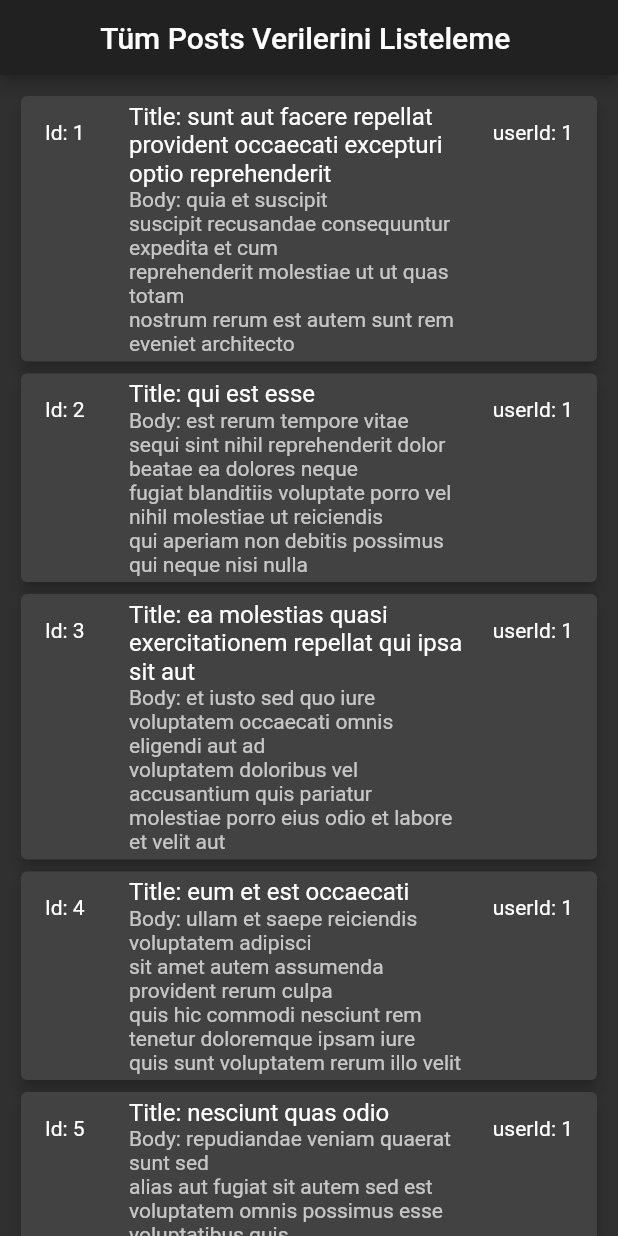
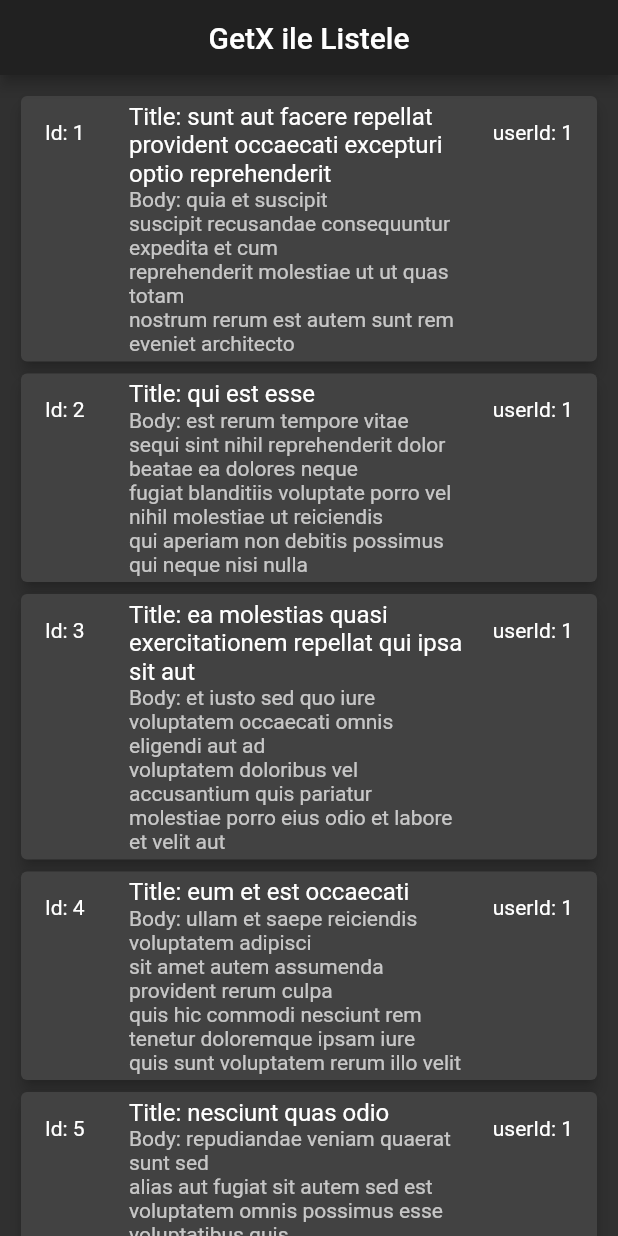
Before and after one commit to ahmetkah/flutter_json_local_tutorials, a Flutter app: the screen it shows after launch, on a phone screen of 412 x 824 dp. Run offline on Flutter 3.47's test engine with Material 2 defaults, Android fonts, the phone set to English and light mode, and no system bars; our stand-ins replace get.

Commit message:
first commit

```diff
--- /dev/null
+++ b/analysis_options.yaml
@@ -0,0 +1 @@
+include: package:flutter_lints/flutter.yaml
--- a/lib/app.dart
+++ b/lib/app.dart
@@ -1,16 +1,26 @@
 import 'package:flutter/material.dart';
-import 'package:flutter_json_local_tutorials/views/posts_view.dart';
+import 'package:get/get.dart';
+
+import 'views/views.dart';
+import 'bindings/post_binding.dart';
 
 class App extends StatelessWidget {
   const App({Key? key}) : super(key: key);
 
   @override
   Widget build(BuildContext context) {
-    return MaterialApp(
-      title: 'JSON Local',
+    return GetMaterialApp(
+      title: 'JSON Local GetX',
       debugShowCheckedModeBanner: false,
       theme: ThemeData.dark(),
-      home: const PostsView(),
+      initialRoute: '/',
+      getPages: [
+        GetPage(
+          name: '/',
+          page: () => const PostsView(),
+          binding: PostBinding(),
+        ),
+      ],
     );
   }
 }
--- /dev/null
+++ b/lib/bindings/bindinds.dart
@@ -0,0 +1 @@
+export 'post_binding.dart';
--- /dev/null
+++ b/lib/bindings/post_binding.dart
@@ -0,0 +1,12 @@
+import 'package:get/get.dart';
+
+import '/controllers/controllers.dart';
+import '/data/services/services.dart';
+
+class PostBinding extends Bindings {
+  @override
+  void dependencies() {
+    Get.put<PostService>(PostService());
+    Get.lazyPut<PostController>(() => PostController());
+  }
+}
--- /dev/null
+++ b/lib/controllers/controllers.dart
@@ -0,0 +1 @@
+export 'post_controller.dart';
--- /dev/null
+++ b/lib/controllers/post_controller.dart
@@ -0,0 +1,29 @@
+import 'package:get/get.dart';
+
+import '/data/services/services.dart';
+import '/data/models/models.dart';
+
+class PostController extends GetxController {
+  /// Constructor (Kurucu)
+  PostController() {
+    _postService = Get.find<PostService>();
+    getPosts();
+  }
+
+  late PostService _postService;
+  late RxList<Post> posts;
+
+  RxBool isLoading = false.obs;
+
+  Future<List<Post>> getPosts() async {
+    showLoading();
+    final _result = await _postService.getPosts();
+    hideLoading();
+    posts = _result.obs;
+    return posts;
+  }
+
+  void showLoading() => isLoading.toggle();
+
+  void hideLoading() => isLoading.toggle();
+}
--- a/lib/services/post_service.dart
+++ b/lib/data/services/post_service.dart
@@ -2,11 +2,11 @@ import 'dart:convert';
 
 import 'package:flutter/services.dart' show rootBundle;
 
-import '/models/models.dart';
+import '/data/models/models.dart';
 
 class PostService {
   Future<List<Post>> getPosts() async {
-    final _localPath = "assets/data/posts.json";
+    const _localPath = "assets/data/posts.json";
 
     // 1) JSON Array[] To String:
     final _response = await rootBundle.loadString(_localPath);
--- a/lib/views/posts_view.dart
+++ b/lib/views/posts_view.dart
@@ -1,80 +1,29 @@
 import 'package:flutter/material.dart';
+import 'package:get/get.dart';
 
-import '/models/models.dart';
-import '/services/services.dart';
 import '/widgets/widgets.dart';
+import '/controllers/controllers.dart';
 
-class PostsView extends StatefulWidget {
+class PostsView extends StatelessWidget {
   const PostsView({Key? key}) : super(key: key);
 
   @override
-  _PostsViewState createState() => _PostsViewState();
-}
+  Widget build(BuildContext context) {
+    ///
+    final _controller = Get.find<PostController>();
 
-class _PostsViewState extends State<PostsView> {
-  /// Servis sınıfından bir nesne oluştur.
-  final _postService = PostService();
-
-  /// [Future<Post>] tipinde değişken oluştur ve
-  /// buna değerin sonra atanacağını belirtmek için [late] önekini kullan
-  late Future<List<Post>> _future;
-
-  @override
-
-  /// [initState()] metodu:
-  /// StatefulWidget'ın build() metodundan önce sadece bir kez çalışır
-  /// Sayfa ekrana çizilmeden gösterilecek olan verilerin
-  /// önceden hazırlanmasında kullanılır
-  void initState() {
-    super.initState();
-
-    /// Önce late olarak belirtilen _future değişkenine [getPosts()]'u ata
-    /// ve sayfa yüklenmeden [getPosts()] metodunu çağırarak hazır et.
-    _future = _postService.getPosts();
-  }
-
-  @override
-  Widget build(BuildContext context) {
     return Scaffold(
       appBar: const AppBarWidget(
-        appTitle: 'Tüm Posts Verilerini Listeleme ',
+        appTitle: 'GetX ile Listele',
       ),
-
-      /// REST API'den verileri almak ve ekranda görüntülemek için
-      /// asenkron çalışan [FutureBuilder] widgetini kullanın.
-      /// önce FutureBuilder'ın tipini List<Post> olarak belirtelim.
-      body: FutureBuilder<List<Post>>(
-        /// FutureBuilder iki parametre alır.
-        /// [future] parametresi:
-        /// FutureBuilder'ın tipi ile aynı olan çağırdığımız asenkron metodu içerir.
-        future: _future,
-
-        /// [builder] parametresi: Yükleme, Başarı yada Hata durumuna göre
-        /// [BuildContext]: Bir widgetin Widget Ağacında (Widget Tree) nerede olduğunu belirtir.
-        /// [AsyncSnapshot]: Asenkron metot sayesinde gelen verileri tutan değişken
-        /// Bunun tipinide List<Post> olarak belirtelim.
-        builder: (BuildContext context, AsyncSnapshot<List<Post>> snapshot) {
-          /// API'den gelen veri başarılı ise yani snapshot veriye sahipse
-          /// ekranda [SuccessPosts] widgetini göster
-          if (snapshot.hasData) {
-            return SuccessWidget(
-              posts: snapshot.data,
-            );
-
-            /// API'den gelen veri hatalı ise yani snapshot veriye sahip değilse
-            /// ekranda hata mesajını içeren [FailureWidget] widgetini göster.
-          } else if (snapshot.hasError) {
-            return FailureWidget(
-              errorMessage: 'Veriler alınamadı. Hata mesajı: ${snapshot.error}',
-            );
-
-            /// Veri tamamen gelene kadar [LoadingWidget] widgetini göster.
-          } else {
-            return const LoadingWidget(
-              text: 'Veriler yükleniyor...',
-            );
-          }
-        },
+      body: Obx(
+        () => _controller.isLoading.isTrue
+            ? const LoadingWidget(
+                text: 'Veriler yükleniyor...',
+              )
+            : SuccessWidget(
+                controller: _controller,
+              ),
       ),
     );
   }
--- a/lib/widgets/success_widget.dart
+++ b/lib/widgets/success_widget.dart
@@ -1,34 +1,35 @@
 import 'package:flutter/material.dart';
 
-import '/models/models.dart';
+import '/controllers/controllers.dart';
 
 class SuccessWidget extends StatelessWidget {
   const SuccessWidget({
     Key? key,
-    required this.posts,
+    required this.controller,
   }) : super(key: key);
 
-  final List<Post>? posts;
+  final PostController controller;
 
   @override
   Widget build(BuildContext context) {
     return ListView.builder(
-      itemCount: posts?.length,
+      itemCount: controller.posts.length,
       physics: const BouncingScrollPhysics(),
       itemBuilder: (BuildContext context, int index) {
+        var posts = controller.posts[index];
         return Card(
           child: ListTile(
             leading: Text(
-              'Id: ${posts?[index].id}',
+              'Id: ${posts.id}',
             ),
             title: Text(
-              'Title: ${posts?[index].title}',
+              'Title: ${posts.title}',
             ),
             subtitle: Text(
-              'Body: ${posts?[index].body}',
+              'Body: ${posts.body}',
             ),
             trailing: Text(
-              'userId: ${posts?[index].userId}',
+              'userId: ${posts.userId}',
             ),
           ),
           elevation: 4.0,
--- a/pubspec.yaml
+++ b/pubspec.yaml
@@ -11,6 +11,9 @@ dependencies:
     sdk: flutter
   cupertino_icons: ^1.0.3
 
+  # State Management
+  get: ^4.3.8
+
 dev_dependencies:
   flutter_test:
     sdk: flutter
```
Also changed, not shown: lib/data/models/models.dart (renamed from lib/models/models.dart), lib/data/models/post.dart (renamed from lib/models/post.dart), lib/data/services/services.dart (renamed from lib/services/services.dart), pubspec.lock.
